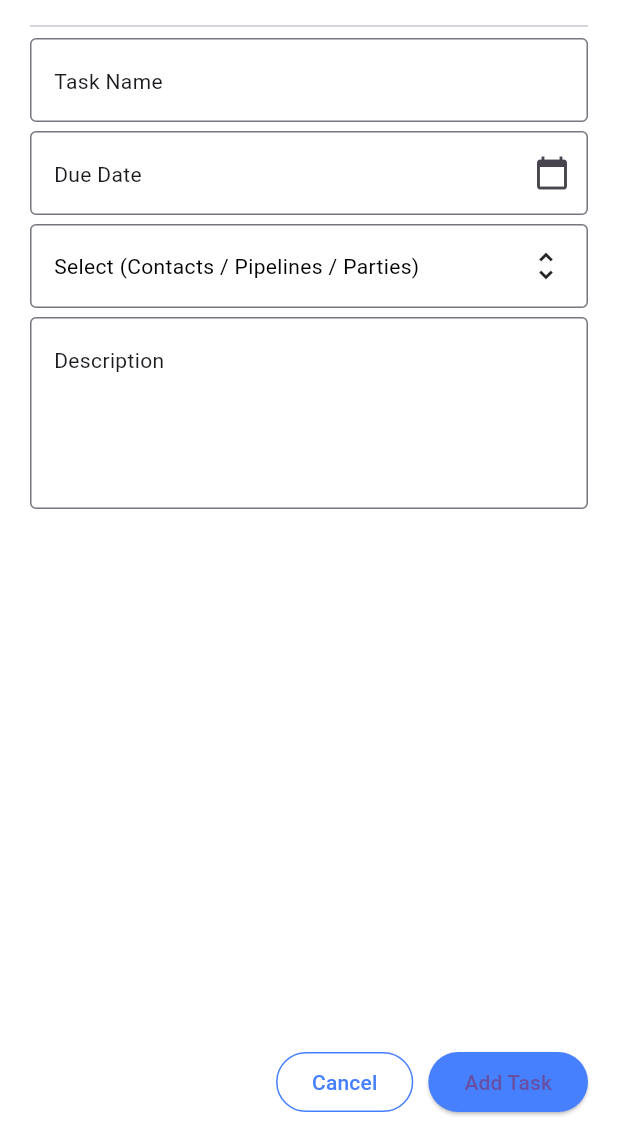
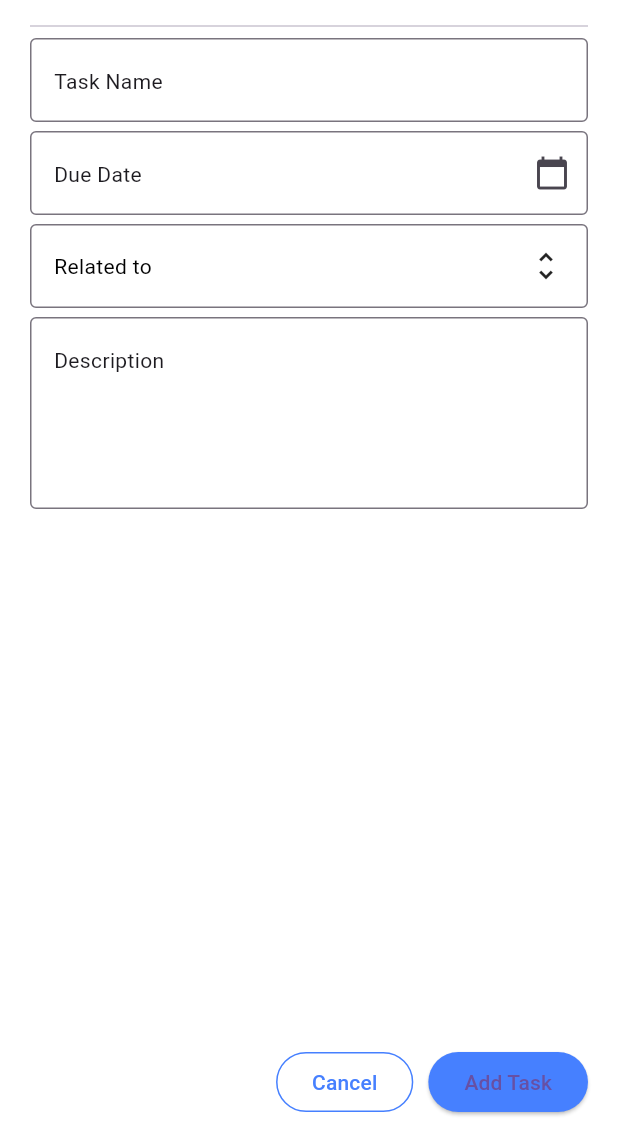
Before and after one commit to owaispatel75/sahibot_crm_web, a Flutter app: the AddTask widget shown alone on an empty page, opened directly, on a phone screen of 412 x 824 dp, the part 88-1236 px from its top. Run offline on Flutter 3.47's test engine with Material 3 defaults, Android fonts, the light colour scheme and no system bars; our stand-ins replace go_router; accounts and stored records are empty.

Commit message:
Update addTask.dart

```diff
--- a/lib/widgets/addTask.dart
+++ b/lib/widgets/addTask.dart
@@ -265,8 +265,9 @@ class _AddTaskState extends State<AddTask> {
   // Demo data (frontend only)
   final Map<String, List<String>> _relatedOptions = const {
     'Contacts': ['Bilal Shaikh', 'Owais Patel', 'Asha Iyer'],
+    'Parties': ['Zylker Corp', 'Acme LLC', 'Globex Inc.'],
     'Pipelines': ['Website Redesign', 'Mobile App Deal', 'Enterprise RFP'],
-    'Parties': ['Zylker Corp', 'Acme LLC', 'Globex Inc.'],
+    'Projects': ['Acme LLC','Zylker Corp', 'NoNo', 'Globex Inc.'],
   };
 
   @override
@@ -400,7 +401,7 @@ class _AddTaskState extends State<AddTask> {
                                   child: Text(
                                     (_selectedCategory == null ||
                                             _selectedItem == null)
-                                        ? 'Select (Contacts / Pipelines / Parties)'
+                                        ? 'Related to'
                                         : '$_selectedCategory → $_selectedItem',
                                     style: TextStyle(
                                       color:
```
